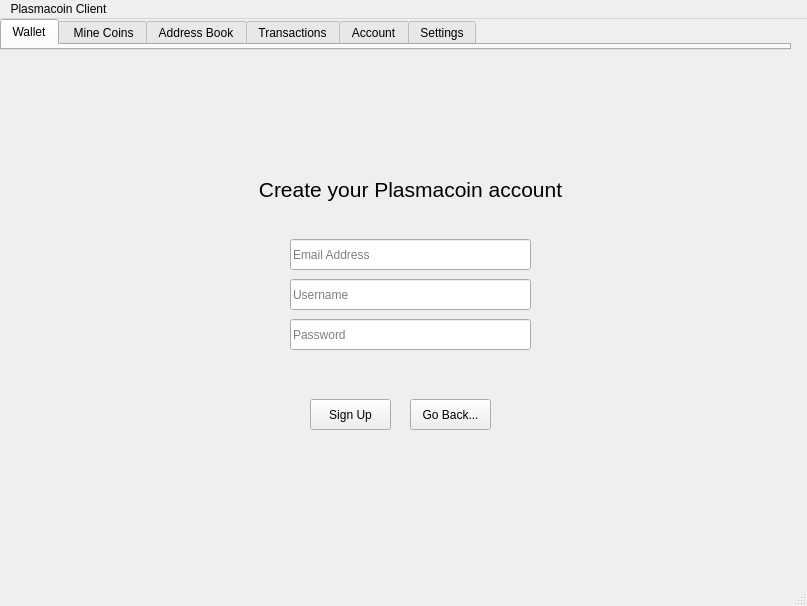
The window that src/qt/plasmacoin-ui/mainwindow.ui (plasmacoin-crypto/Plasmacoin-Blockchain) describes before a commit, drawn with Qt 5.
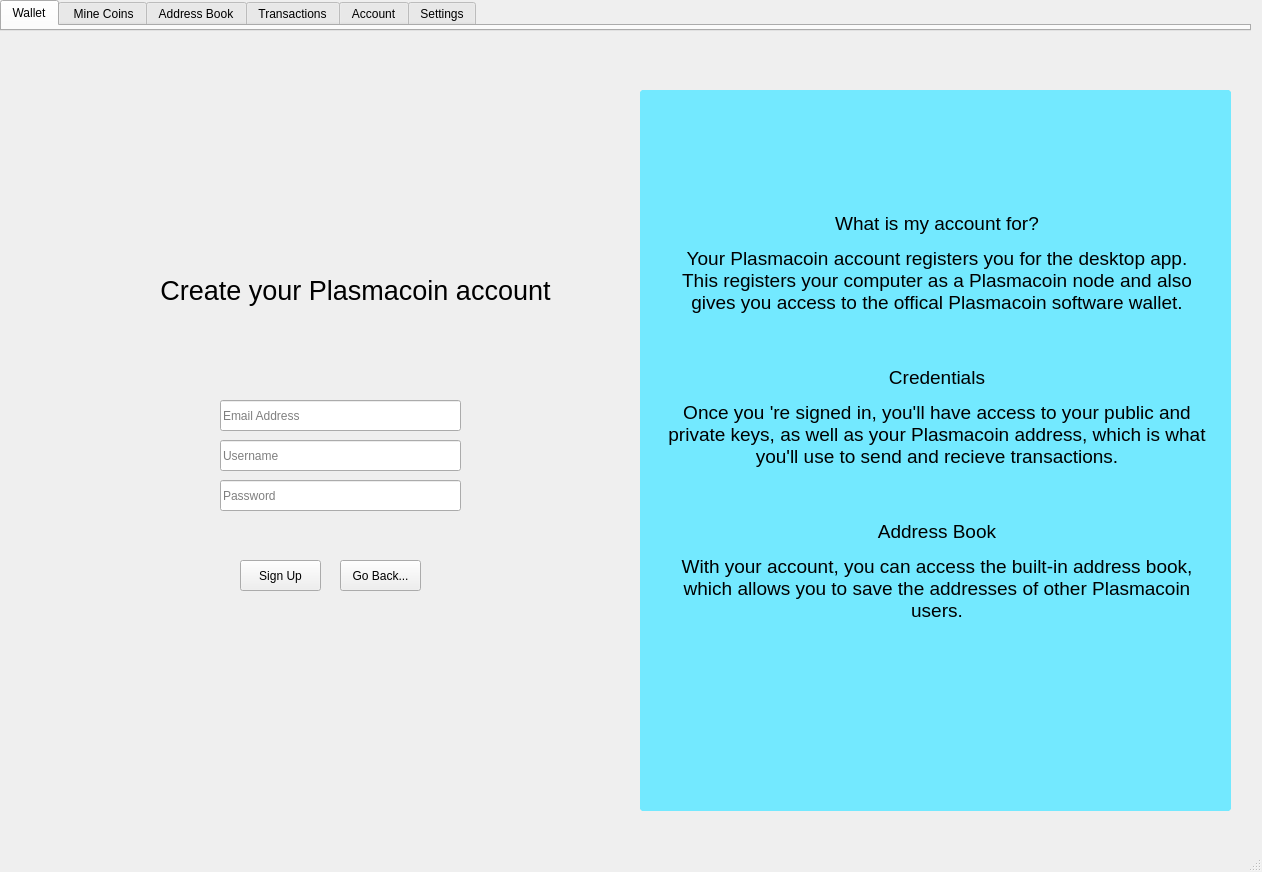
The same window after the commit. The open tabs and pages were chosen to show the change. Icons and pictures are not drawn.

Commit message: Make the window larger

Patch:
```diff
--- a/src/qt/plasmacoin-ui/mainwindow.ui
+++ b/src/qt/plasmacoin-ui/mainwindow.ui
@@ -7,8 +7,8 @@
    <rect>
     <x>0</x>
     <y>0</y>
-    <width>807</width>
-    <height>606</height>
+    <width>1262</width>
+    <height>872</height>
    </rect>
   </property>
   <property name="windowTitle">
@@ -33,14 +33,20 @@
      <rect>
       <x>0</x>
       <y>0</y>
-      <width>791</width>
+      <width>1251</width>
       <height>31</height>
      </rect>
     </property>
+    <property name="sizePolicy">
+     <sizepolicy hsizetype="Maximum" vsizetype="Fixed">
+      <horstretch>0</horstretch>
+      <verstretch>0</verstretch>
+     </sizepolicy>
+    </property>
     <property name="maximumSize">
      <size>
-      <width>791</width>
-      <height>16777215</height>
+      <width>1401</width>
+      <height>31</height>
      </size>
     </property>
     <property name="focusPolicy">
@@ -92,10 +98,10 @@
    <widget class="QStackedWidget" name="stackedWidget">
     <property name="geometry">
      <rect>
-      <x>0</x>
+      <x>-10</x>
       <y>30</y>
-      <width>801</width>
-      <height>531</height>
+      <width>1261</width>
+      <height>821</height>
      </rect>
     </property>
     <property name="layoutDirection">
@@ -337,8 +343,8 @@
        <rect>
         <x>0</x>
         <y>20</y>
-        <width>801</width>
-        <height>491</height>
+        <width>1261</width>
+        <height>801</height>
        </rect>
       </property>
       <property name="currentIndex">
@@ -424,21 +430,21 @@
        <widget class="QLabel" name="createTitle">
         <property name="geometry">
          <rect>
-          <x>220</x>
-          <y>80</y>
-          <width>381</width>
-          <height>81</height>
+          <x>60</x>
+          <y>190</y>
+          <width>611</width>
+          <height>101</height>
          </rect>
         </property>
         <property name="text">
-         <string>&lt;html&gt;&lt;head/&gt;&lt;body&gt;&lt;p align=&quot;center&quot;&gt;&lt;span style=&quot; font-size:16pt;&quot;&gt;Create your Plasmacoin account&lt;/span&gt;&lt;/p&gt;&lt;/body&gt;&lt;/html&gt;</string>
+         <string>&lt;html&gt;&lt;head/&gt;&lt;body&gt;&lt;p align=&quot;center&quot;&gt;&lt;span style=&quot; font-size:20pt;&quot;&gt;Create your Plasmacoin account&lt;/span&gt;&lt;/p&gt;&lt;/body&gt;&lt;/html&gt;</string>
         </property>
        </widget>
        <widget class="QPushButton" name="btn_signUp">
         <property name="geometry">
          <rect>
-          <x>310</x>
-          <y>330</y>
+          <x>250</x>
+          <y>510</y>
           <width>81</width>
           <height>31</height>
          </rect>
@@ -450,8 +456,8 @@
        <widget class="QPushButton" name="btn_back">
         <property name="geometry">
          <rect>
-          <x>410</x>
-          <y>330</y>
+          <x>350</x>
+          <y>510</y>
           <width>81</width>
           <height>31</height>
          </rect>
@@ -463,8 +469,8 @@
        <widget class="QLineEdit" name="c_EmailField">
         <property name="geometry">
          <rect>
-          <x>290</x>
-          <y>170</y>
+          <x>230</x>
+          <y>350</y>
           <width>241</width>
           <height>31</height>
          </rect>
@@ -479,8 +485,8 @@
        <widget class="QLineEdit" name="c_UsernameField">
         <property name="geometry">
          <rect>
-          <x>290</x>
-          <y>210</y>
+          <x>230</x>
+          <y>390</y>
           <width>241</width>
           <height>31</height>
          </rect>
@@ -498,8 +504,8 @@
        <widget class="QLineEdit" name="c_PasswordField">
         <property name="geometry">
          <rect>
-          <x>290</x>
-          <y>250</y>
+          <x>230</x>
+          <y>430</y>
           <width>241</width>
           <height>31</height>
          </rect>
@@ -520,6 +526,37 @@
          <bool>true</bool>
         </property>
        </widget>
+       <widget class="QWidget" name="banner2" native="true">
+        <property name="geometry">
+         <rect>
+          <x>650</x>
+          <y>40</y>
+          <width>591</width>
+          <height>721</height>
+         </rect>
+        </property>
+        <property name="styleSheet">
+         <string notr="true">background-color: rgb(115, 233, 255);
+border: 4px solid rgb(115, 233, 255);
+border-radius: 4px</string>
+        </property>
+        <widget class="QLabel" name="bannerText2">
+         <property name="geometry">
+          <rect>
+           <x>0</x>
+           <y>0</y>
+           <width>591</width>
+           <height>721</height>
+          </rect>
+         </property>
+         <property name="styleSheet">
+          <string notr="true"/>
+         </property>
+         <property name="text">
+          <string>&lt;html&gt;&lt;head/&gt;&lt;body&gt;&lt;p align=&quot;center&quot;&gt;&lt;span style=&quot; font-size:14pt; color:#000000;&quot;&gt;What is my account for?&lt;/span&gt;&lt;/p&gt;&lt;p align=&quot;center&quot;&gt;&lt;span style=&quot; font-size:14pt; color:#000000;&quot;&gt;Your Plasmacoin account registers you for the desktop app.&lt;br/&gt;This registers your computer as a Plasmacoin node and also&lt;br/&gt;gives you access to the offical Plasmacoin software wallet.&lt;/span&gt;&lt;/p&gt;&lt;p align=&quot;center&quot;&gt;&lt;span style=&quot; color:#000000;&quot;&gt;&lt;br/&gt;&lt;/span&gt;&lt;/p&gt;&lt;p align=&quot;center&quot;&gt;&lt;span style=&quot; font-size:14pt; color:#000000;&quot;&gt;Credentials&lt;/span&gt;&lt;/p&gt;&lt;p align=&quot;center&quot;&gt;&lt;span style=&quot; font-size:14pt; color:#000000;&quot;&gt;Once you 're signed in, you'll have access to your public and&lt;br/&gt;private keys, as well as your Plasmacoin address, which is what&lt;br/&gt;you'll use to send and recieve transactions.&lt;/span&gt;&lt;/p&gt;&lt;p align=&quot;center&quot;&gt;&lt;span style=&quot; color:#000000;&quot;&gt;&lt;br/&gt;&lt;/span&gt;&lt;/p&gt;&lt;p align=&quot;center&quot;&gt;&lt;span style=&quot; font-size:14pt; color:#000000;&quot;&gt;Address Book&lt;/span&gt;&lt;/p&gt;&lt;p align=&quot;center&quot;&gt;&lt;span style=&quot; font-size:14pt; color:#000000;&quot;&gt;With your account, you can access the built-in address book,&lt;br/&gt;which allows you to save the addresses of other Plasmacoin&lt;br/&gt;users.&lt;/span&gt;&lt;/p&gt;&lt;p align=&quot;center&quot;&gt;&lt;br/&gt;&lt;/p&gt;&lt;p align=&quot;center&quot;&gt;&lt;img src=&quot;:/newPrefix/plasmacoin-banner.png&quot; width=&quot;550&quot; height=&quot;150&quot;/&gt;&lt;/p&gt;&lt;/body&gt;&lt;/html&gt;</string>
+         </property>
+        </widget>
+       </widget>
       </widget>
       <widget class="QWidget" name="loggedIn">
        <widget class="QWidget" name="verticalLayoutWidget">
@@ -1011,22 +1048,6 @@
    <zorder>tabWidget</zorder>
   </widget>
   <widget class="QStatusBar" name="statusbar"/>
-  <widget class="QMenuBar" name="menubar">
-   <property name="geometry">
-    <rect>
-     <x>0</x>
-     <y>0</y>
-     <width>807</width>
-     <height>30</height>
-    </rect>
-   </property>
-   <widget class="QMenu" name="text">
-    <property name="title">
-     <string>Plasmacoin Client</string>
-    </property>
-   </widget>
-   <addaction name="text"/>
-  </widget>
  </widget>
  <tabstops>
   <tabstop>plusSign</tabstop>
```
Left out of the diff: 348 changed lines with no effect on the pictures.
